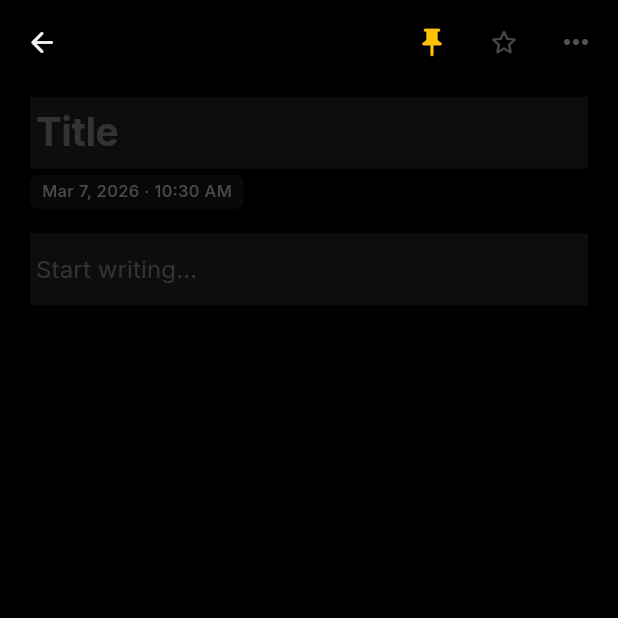
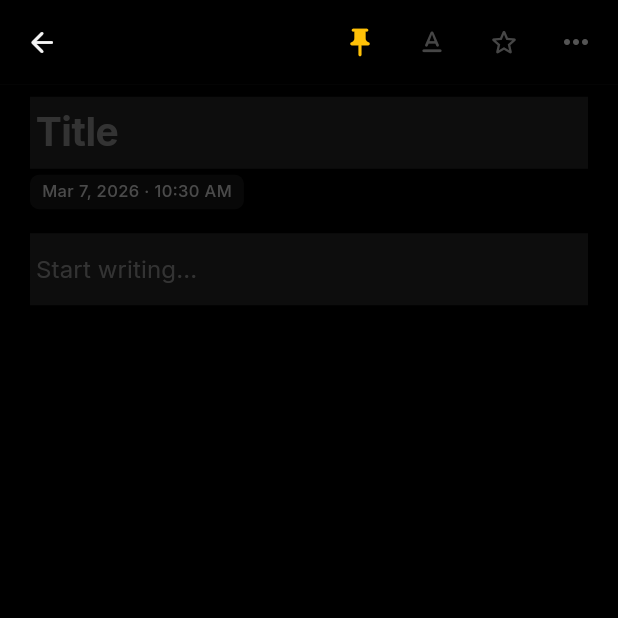
Before and after one commit to unknownmember4u/PRnote, a Flutter app: the EditorScreen screen opened by its route, after a tap on the "push pin" icon, on a phone screen of 412 x 824 dp, the top half of it. Run offline on Flutter 3.47's test engine with Material 3 defaults, Android fonts, the phone set to English and light mode, and no system bars; our stand-ins replace equatable, flutter_riverpod, go_router, google_fonts, share_plus, shared_preferences and 2 more; accounts and stored records are empty.

Commit message:
feat: added typography customization in editor allowing font family and dynamic font size selections

```diff
--- a/lib/core/constants/app_constants.dart
+++ b/lib/core/constants/app_constants.dart
@@ -18,6 +18,8 @@ class AppConstants {
   static const String prefThemeMode = 'theme_mode';
   static const String prefLastEditedNoteId = 'last_edited_note_id';
   static const String prefIsFirstLaunch = 'is_first_launch';
+  static const String prefEditorFontSize = 'editor_font_size';
+  static const String prefEditorFontFamily = 'editor_font_family';
 
   // Theme modes
   static const String themeModeLight = 'light';
--- /dev/null
+++ b/lib/core/providers/editor_settings_provider.dart
@@ -0,0 +1,93 @@
+import 'package:flutter/material.dart';
+import 'package:flutter_riverpod/flutter_riverpod.dart';
+import 'package:google_fonts/google_fonts.dart';
+import 'package:shared_preferences/shared_preferences.dart';
+import 'package:prnote/core/constants/app_constants.dart';
+
+class EditorSettings {
+  final String fontFamily;
+  final double fontSize;
+
+  const EditorSettings({
+    this.fontFamily = 'Inter',
+    this.fontSize = 16.0,
+  });
+
+  EditorSettings copyWith({
+    String? fontFamily,
+    double? fontSize,
+  }) {
+    return EditorSettings(
+      fontFamily: fontFamily ?? this.fontFamily,
+      fontSize: fontSize ?? this.fontSize,
+    );
+  }
+
+  TextStyle getTextStyle({Color? color, FontWeight? fontWeight, double? height, double? letterSpacing, double? fontSizeOverride}) {
+    final effectiveSize = fontSizeOverride ?? fontSize;
+    switch (fontFamily) {
+      case 'Roboto':
+        return GoogleFonts.roboto(fontSize: effectiveSize, color: color, fontWeight: fontWeight, height: height, letterSpacing: letterSpacing);
+      case 'Outfit':
+        return GoogleFonts.outfit(fontSize: effectiveSize, color: color, fontWeight: fontWeight, height: height, letterSpacing: letterSpacing);
+      case 'Lora':
+        return GoogleFonts.lora(fontSize: effectiveSize, color: color, fontWeight: fontWeight, height: height, letterSpacing: letterSpacing);
+      case 'Merriweather':
+        return GoogleFonts.merriweather(fontSize: effectiveSize, color: color, fontWeight: fontWeight, height: height, letterSpacing: letterSpacing);
+      case 'Fira Code':
+        return GoogleFonts.firaCode(fontSize: effectiveSize, color: color, fontWeight: fontWeight, height: height, letterSpacing: letterSpacing);
+      case 'JetBrains Mono':
+        return GoogleFonts.jetBrainsMono(fontSize: effectiveSize, color: color, fontWeight: fontWeight, height: height, letterSpacing: letterSpacing);
+      case 'Playfair Display':
+        return GoogleFonts.playfairDisplay(fontSize: effectiveSize, color: color, fontWeight: fontWeight, height: height, letterSpacing: letterSpacing);
+      case 'Inter':
+      default:
+        return GoogleFonts.inter(fontSize: effectiveSize, color: color, fontWeight: fontWeight, height: height, letterSpacing: letterSpacing);
+    }
+  }
+
+  static const List<String> availableFonts = [
+    'Inter',
+    'Roboto',
+    'Outfit',
+    'Lora',
+    'Merriweather',
+    'Playfair Display',
+    'Fira Code',
+    'JetBrains Mono',
+  ];
+}
+
+class EditorSettingsNotifier extends StateNotifier<EditorSettings> {
+  EditorSettingsNotifier() : super(const EditorSettings()) {
+    _loadSettings();
+  }
+
+  Future<void> _loadSettings() async {
+    final prefs = await SharedPreferences.getInstance();
+    final family = prefs.getString(AppConstants.prefEditorFontFamily) ?? 'Inter';
+    final size = prefs.getDouble(AppConstants.prefEditorFontSize) ?? 16.0;
+
+    state = EditorSettings(
+      fontFamily: family,
+      fontSize: size.clamp(12.0, 32.0),
+    );
+  }
+
+  Future<void> updateFontFamily(String family) async {
+    state = state.copyWith(fontFamily: family);
+    final prefs = await SharedPreferences.getInstance();
+    await prefs.setString(AppConstants.prefEditorFontFamily, family);
+  }
+
+  Future<void> updateFontSize(double size) async {
+    final clampedSize = size.clamp(12.0, 32.0);
+    state = state.copyWith(fontSize: clampedSize);
+    final prefs = await SharedPreferences.getInstance();
+    await prefs.setDouble(AppConstants.prefEditorFontSize, clampedSize);
+  }
+}
+
+final editorSettingsProvider = StateNotifierProvider<EditorSettingsNotifier, EditorSettings>((ref) {
+  return EditorSettingsNotifier();
+});
--- a/lib/features/splash/screens/splash_screen.dart
+++ b/lib/features/splash/screens/splash_screen.dart
@@ -4,7 +4,6 @@ import 'package:go_router/go_router.dart';
 import 'package:flutter_riverpod/flutter_riverpod.dart';
 import 'package:prnote/core/providers/notes_provider.dart';
 import 'package:prnote/core/theme/theme_provider.dart';
-import 'package:google_fonts/google_fonts.dart';
 import 'package:prnote/core/widgets/prnote_logo.dart';
 
 class SplashScreen extends ConsumerStatefulWidget {
@@ -86,7 +85,6 @@ class _SplashScreenState extends ConsumerState<SplashScreen>
     ));
 
     final bgColor = theme.scaffoldBackgroundColor;
-    final subtitleColor = isLight ? Colors.black38 : Colors.white38;
 
     return Scaffold(
       backgroundColor: bgColor,
```
Also changed, not shown: lib/features/editor/screens/editor_screen.dart (+143 -6 lines).
